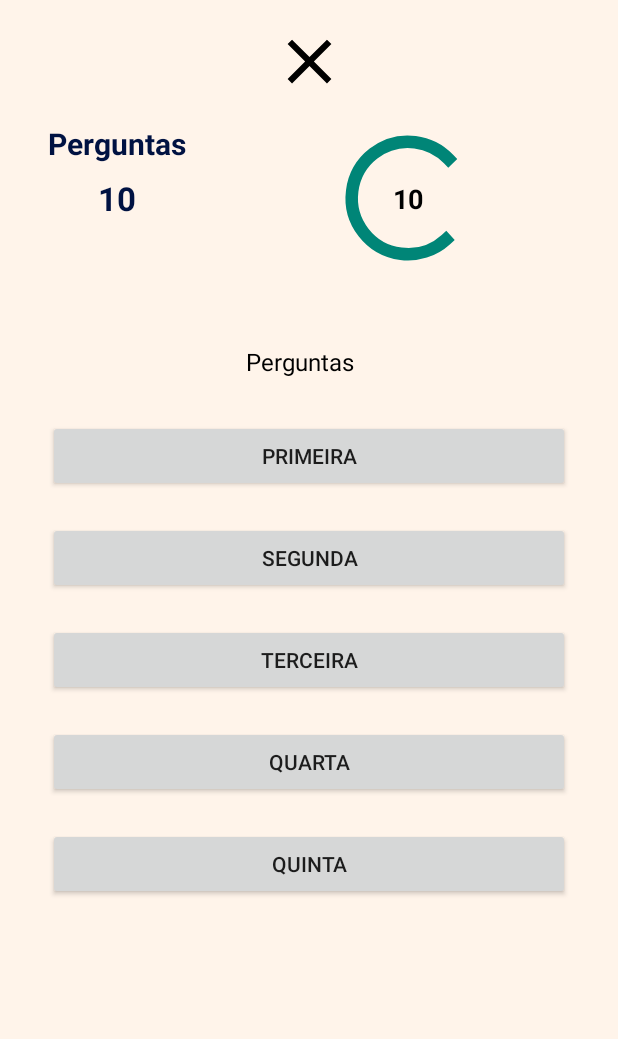
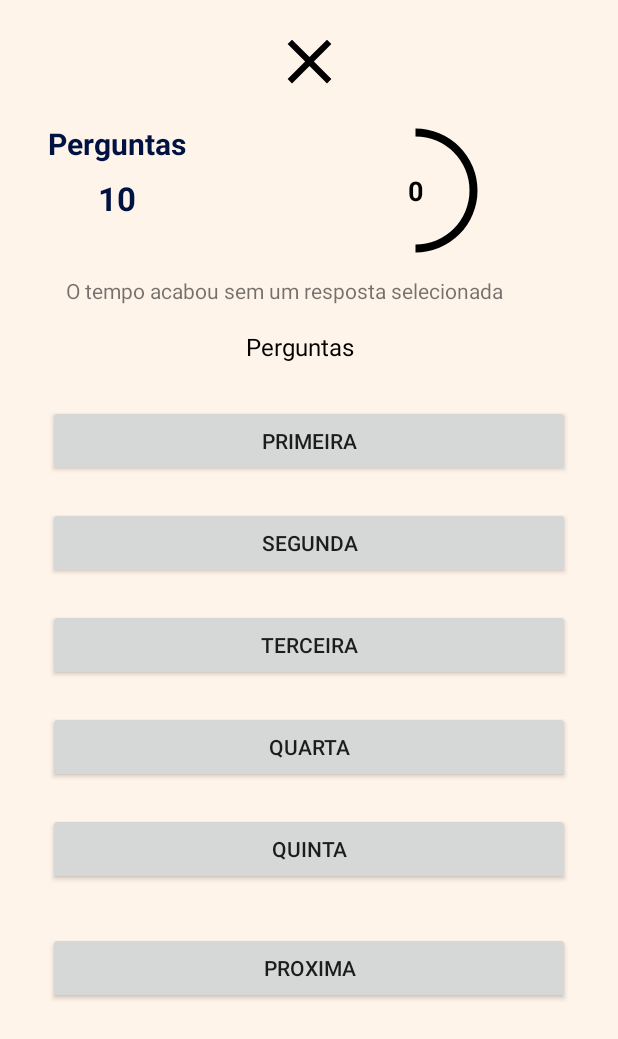
Before and after one commit to ArilsonFJS/QuizApp, an Android app: the QuizFragment screen opened through its navigation route, on a phone screen of 412 x 824 dp. Shown: the top 1039 px of the screen. Run offline under Robolectric (Android 15) with nearby library versions, the phone set to English and light mode, and no system bars; our stand-ins replace Firebase (no records; nobody signed in at launch, a user with empty details on screens opened directly); libraries missing offline, so code that uses them is left out: com.views, org.checkerframework.checker; 8 statements that could not run were skipped.

Commit message:
implementacao da logica para resposta e inserir resultados no firebase

```diff
--- a/app/src/main/java/com/repository/PerguntaRepository.java
+++ b/app/src/main/java/com/repository/PerguntaRepository.java
@@ -6,26 +6,50 @@ import androidx.lifecycle.MutableLiveData;
 import com.Model.PerguntaModel;
 import com.google.android.gms.tasks.OnCompleteListener;
 import com.google.android.gms.tasks.Task;
+import com.google.firebase.auth.FirebaseAuth;
 import com.google.firebase.firestore.FirebaseFirestore;
 import com.google.firebase.firestore.QuerySnapshot;
 
 import org.jetbrains.annotations.NotNull;
 
+import java.util.HashMap;
 import java.util.List;
+import java.util.Objects;
 
 public class PerguntaRepository {
 
     private FirebaseFirestore firebaseFirestore;
     private String quizId;
     private OnPerguntaLoad onPerguntaLoad;
+    private OnResultAdded onResultAdded;
+    private String currentUserId = FirebaseAuth.getInstance().getCurrentUser().getUid();
+
+    public void addResultado(HashMap<String, Object> resultMap){
+        firebaseFirestore.collection("QuizApp").document(quizId).collection("resultado")
+                .document(currentUserId)
+                .set(resultMap)
+                .addOnCompleteListener(new OnCompleteListener<Void>() {
+                    @Override
+                    public void onComplete(@NonNull Task<Void> task) {
+                        // Lógica para tratar a conclusão da operação
+                        if(task.isSuccessful()){
+                            onResultAdded.onSubmit();
+                        }else {
+                            onResultAdded.onError(task.getException());
+                        }
+                    }
+                });
+
+    }
 
     public void setQuizId(String quizId) {
         this.quizId = quizId;
     }
 
-    public PerguntaRepository (OnPerguntaLoad onPerguntaLoad){
+    public PerguntaRepository (OnPerguntaLoad onPerguntaLoad, OnResultAdded onResultAdded){
         firebaseFirestore = FirebaseFirestore.getInstance();
         this.onPerguntaLoad = onPerguntaLoad;
+        this.onResultAdded = onResultAdded;
 
     }
 
@@ -47,4 +71,9 @@ public class PerguntaRepository {
         void onLoad(List<PerguntaModel> perguntaModels);
         void onError(Exception e);
     }
+
+    public interface OnResultAdded{
+        boolean onSubmit();
+        void onError(Exception e);
+    }
 }
--- a/app/src/main/java/com/viewmodel/PerguntaViewModel.java
+++ b/app/src/main/java/com/viewmodel/PerguntaViewModel.java
@@ -8,9 +8,10 @@ import androidx.lifecycle.ViewModel;
 import com.Model.PerguntaModel;
 import com.repository.PerguntaRepository;
 
+import java.util.HashMap;
 import java.util.List;
 
-public class PerguntaViewModel extends ViewModel implements PerguntaRepository.OnPerguntaLoad {
+public class PerguntaViewModel extends ViewModel implements PerguntaRepository.OnPerguntaLoad, PerguntaRepository.OnResultAdded {
 
     private MutableLiveData<List<PerguntaModel>> perguntaMutableLiveData;
     private PerguntaRepository repository;
@@ -25,7 +26,11 @@ public class PerguntaViewModel extends ViewModel implements PerguntaRepository.O
 
     public PerguntaViewModel(){
         perguntaMutableLiveData = new MutableLiveData<>();
-        repository = new PerguntaRepository(this);
+        repository = new PerguntaRepository(this,this);
+    }
+
+    public void addResults(HashMap<String, Object> resultMap){
+        repository.addResultado(resultMap);
     }
 
     public void setQuizId(String quizId){
@@ -38,6 +43,11 @@ public class PerguntaViewModel extends ViewModel implements PerguntaRepository.O
     }
 
     @Override
+    public boolean onSubmit() {
+        return true;
+    }
+
+    @Override
     public void onError(Exception e) {
         Log.d("QUIZ APP ERROR", "onError" + e.getMessage());
     }
--- a/app/src/main/java/com/views/QuizFragment.kt
+++ b/app/src/main/java/com/views/QuizFragment.kt
@@ -1,6 +1,8 @@
 package com.views
 
+import android.annotation.SuppressLint
 import android.os.Bundle
+import android.os.CountDownTimer
 import android.view.LayoutInflater
 import android.view.View
 import android.view.ViewGroup
@@ -8,17 +10,18 @@ import android.widget.Button
 import android.widget.ImageView
 import android.widget.ProgressBar
 import android.widget.TextView
+import androidx.core.content.ContextCompat
 import androidx.fragment.app.Fragment
 import androidx.lifecycle.Observer
 import androidx.lifecycle.ViewModelProvider
 import androidx.navigation.NavController
 import androidx.navigation.Navigation
-import com.Model.PerguntaModel
 import com.example.myapplication.R
 import com.viewmodel.PerguntaViewModel
+import java.util.Objects
 
 
-class QuizFragment : Fragment() {
+class QuizFragment : Fragment(), View.OnClickListener {
 
     private lateinit var viewModel: PerguntaViewModel
     private lateinit var navController: NavController
@@ -30,14 +33,22 @@ class QuizFragment : Fragment() {
     private lateinit var btnOpcD : Button
     private lateinit var btnOpcE : Button
     private lateinit var btnProximaPergunta : Button
-
     private lateinit var pergunta: TextView;
     private lateinit var feedbackResposta: TextView;
     private lateinit var perguntaNumero: TextView;
-    private lateinit var tempo : TextView;
-
+    private lateinit var tempoCount : TextView;
     private lateinit var btnFecharQuiz : ImageView
     private lateinit var quizId: String
+    private var totalPerguntas : Long = 0
+    private var perguntaAtualNum : Int = 0
+    private var podePerguntar : Boolean = false
+    private var tempo: Long = 0
+    private lateinit var countDownTimer: CountDownTimer
+    private var naoRespondida : Int = 0
+    private var respostaCerta : Int = 0
+    private var respostaErrada : Int = 0
+    private var resposta : String = ""
+
 
     override fun onCreate(savedInstanceState: Bundle?) {
         super.onCreate(savedInstanceState)
@@ -66,12 +77,24 @@ class QuizFragment : Fragment() {
         btnProximaPergunta = view.findViewById(R.id.btnProxPergunta)
         feedbackResposta = view.findViewById(R.id.textFeedbackResposta)
         pergunta = view.findViewById(R.id.textPerguntas)
-        tempo = view.findViewById(R.id.textTempo)
+        tempoCount = view.findViewById(R.id.textTempo)
         perguntaNumero = view.findViewById(R.id.quizCountPerguntas)
         progressBar = view.findViewById(R.id.quizCountProgressBar)
 
         quizId = arguments?.let { QuizFragmentArgs.fromBundle(it).quizId }.toString()
+        totalPerguntas = arguments?.let { QuizFragmentArgs.fromBundle(it).totalQuizCount }!!
         viewModel.setQuizId(quizId)
+
+        btnOpcA.setOnClickListener (this)
+        btnOpcB.setOnClickListener (this)
+        btnOpcC.setOnClickListener (this)
+        btnOpcD.setOnClickListener (this)
+        btnOpcE.setOnClickListener (this)
+        btnProximaPergunta.setOnClickListener (this)
+
+        btnFecharQuiz.setOnClickListener( View.OnClickListener {
+            navController.navigate(R.id.action_quizFragment_to_listaFragment)
+        })
 
         carregarDados()
     }
@@ -100,14 +123,132 @@ class QuizFragment : Fragment() {
 
     }
     private fun carregarPerguntas(i: Int) {
-        viewModel.getPerguntaMutableLiveData().observe(getViewLifecycleOwner(), Observer {
-            pergunta.text = it[i - 1].pergunta
+
+        perguntaAtualNum = i
+        viewModel.perguntaMutableLiveData.observe(viewLifecycleOwner, Observer {
+            pergunta.text = it[i-1].pergunta
             btnOpcA.text = it [i-1].opcao_a
             btnOpcB.text = it [i-1].opcao_b
             btnOpcC.text = it [i-1].opcao_c
             btnOpcD.text = it [i-1].opcao_d
             btnOpcE.text = it [i-1].opcao_e
+            tempo = it [i-1].tempo
+            resposta = it [i-1].resposta
         })
+
+        startTempo()
+        podePerguntar = true
+    }
+
+    private fun startTempo(){
+        tempoCount.text = tempo.toString()
+        progressBar.visibility = View.VISIBLE
+        countDownTimer = object : CountDownTimer(tempo * 1000,1000 ) {
+            @SuppressLint("SetTextI18n")
+            override fun onTick(millisUntilFinished: Long) {
+                // Ação a ser executada a cada intervalo de tempo
+                tempoCount.text = ((millisUntilFinished / 1000).toString())
+
+                var porcetagem : Long = millisUntilFinished/(tempo*10)
+                progressBar.progress = porcetagem.toInt()
+            }
+
+            @SuppressLint("SetTextI18n")
+            override fun onFinish() {
+                // Ação a ser executada quando a contagem regressiva terminar
+                podePerguntar = false
+                feedbackResposta.text = "O tempo acabou sem um resposta selecionada"
+                naoRespondida ++
+                showNextBtn()
+            }
+        }.start()
+
+    }
+
+    @SuppressLint("SetTextI18n")
+    private fun showNextBtn(){
+        val totalPergunta = totalPerguntas.toInt()
+        if (totalPergunta == perguntaAtualNum){
+            btnProximaPergunta.text = "Próxima!"
+            btnProximaPergunta.isEnabled = true
+            btnProximaPergunta.visibility= View.VISIBLE
+        }else{
+            btnProximaPergunta.visibility= View.VISIBLE
+            btnProximaPergunta.isEnabled = true
+            feedbackResposta.visibility = View.VISIBLE
+        }
+    }
+
+    override fun onClick(v: View) {
+
+        when(v.id){
+            R.id.btnOpcao1 ->{
+                verficarResposta(btnOpcA)
+            }
+            R.id.btnOpcao2 ->{
+                verficarResposta(btnOpcB)
+            }
+            R.id.btnOpcao3 ->{
+                verficarResposta(btnOpcC)
+            }
+            R.id.btnOpcao4 ->{
+                verficarResposta(btnOpcD)
+            }
+            R.id.btnOpcao5 ->{
+                verficarResposta(btnOpcE)
+            }
+            R.id.btnProxPergunta ->{
+                val totalPergunta = totalPerguntas.toInt()
+                if(perguntaAtualNum == totalPergunta){
+                    enviarResultado()
+                }else{
+                    perguntaAtualNum ++
+                    carregarPerguntas(perguntaAtualNum)
+                    resetarOpcoes()
+                }
+            }
+        }
+
+    }
+
+    private fun resetarOpcoes() {
+        feedbackResposta.visibility = View.INVISIBLE
+        btnProximaPergunta.visibility = View.INVISIBLE
+        btnProximaPergunta.isEnabled = false
+        btnOpcA.background = context?.let { ContextCompat.getDrawable(it, R.color.azul_escuro) }
+        btnOpcB.background = context?.let { ContextCompat.getDrawable(it, R.color.azul_escuro) }
+        btnOpcC.background = context?.let { ContextCompat.getDrawable(it, R.color.azul_escuro) }
+        btnOpcD.background = context?.let { ContextCompat.getDrawable(it, R.color.azul_escuro) }
+        btnOpcE.background = context?.let { ContextCompat.getDrawable(it, R.color.azul_escuro) }
+    }
+
+
+    private fun enviarResultado() {
+        var resultMap = HashMap<String, Any>();
+        resultMap.put("correta", respostaCerta);
+        resultMap.put("errada", respostaErrada);
+        resultMap.put("semResposta", naoRespondida);
+
+       viewModel.addResults(resultMap)
+        navController.navigate(R.id.action_quizFragment_to_resultadoFragment)
+    }
+
+    @SuppressLint("SetTextI18n")
+    private fun verficarResposta(button: Button){
+        if(podePerguntar){
+            if(resposta.equals(button.text)){
+                button.background = context?.let { ContextCompat.getDrawable(it, R.color.teal_700) }
+                respostaCerta ++
+                feedbackResposta.text = "Certa!"
+            }else{
+                button.background = context?.let { ContextCompat.getDrawable(it, R.color.vermelho) }
+                respostaErrada++
+                feedbackResposta.text = "Errada! \nResposta certa: $resposta"
+            }
+        }
+        podePerguntar= false
+        countDownTimer.cancel()
+        showNextBtn()
     }
 
 }
--- /dev/null
+++ b/app/src/main/res/drawable/circular_progressbar.xml
@@ -0,0 +1,25 @@
+<?xml version="1.0" encoding="UTF-8"?>
+
+<rotate
+    xmlns:android="http://schemas.android.com/apk/res/android"
+    android:toDegrees="270"
+    android:fromDegrees="270">
+
+
+    <shape
+        android:useLevel="true"
+        android:thickness="5dp"
+        android:shape="ring"
+        android:innerRadiusRatio="2.5">
+
+        <!-- this line fixes the issue for lollipop api 21 -->
+        <gradient
+            android:useLevel="false"
+            android:type="sweep"
+            android:startColor="@color/black"
+            android:endColor="@color/black"
+            android:angle="0"/>
+
+    </shape>
+
+</rotate>
--- a/app/src/main/res/layout/fragment_quiz.xml
+++ b/app/src/main/res/layout/fragment_quiz.xml
@@ -46,9 +46,12 @@
 
     <ProgressBar
         android:id="@+id/quizCountProgressBar"
-        style="?android:attr/progressBarStyle"
-        android:layout_width="100dp"
-        android:layout_height="100dp"
+        style="@style/Widget.AppCompat.ProgressBar.Horizontal"
+        android:layout_width="90dp"
+        android:layout_height="90dp"
+        android:progress="50"
+        android:visibility="invisible"
+        android:progressDrawable="@drawable/circular_progressbar"
         android:layout_marginTop="16dp"
         android:layout_marginEnd="90dp"
         app:layout_constraintEnd_toEndOf="parent"
--- a/app/src/main/res/navigation/nav_graph.xml
+++ b/app/src/main/res/navigation/nav_graph.xml
@@ -85,6 +85,9 @@
             android:name="totalQuizCount"
             app:argType="long"
             android:defaultValue="0L" />
+        <action
+            android:id="@+id/action_quizFragment_to_listaFragment"
+            app:destination="@id/listaFragment" />
     </fragment>
     <fragment
         android:id="@+id/resultadoFragment"
--- a/app/src/main/res/values/colors.xml
+++ b/app/src/main/res/values/colors.xml
@@ -9,4 +9,5 @@
     <color name="white">#FFFFFFFF</color>
     <color name="laranja_claro">#FFF4EA</color>
     <color name="azul_escuro">#001242</color>
+    <color name="vermelho">#FF0000</color>
 </resources>
```
Also changed, not shown: app/src/main/res/layout/fragment_resultado.xml (+4 -3 lines).
